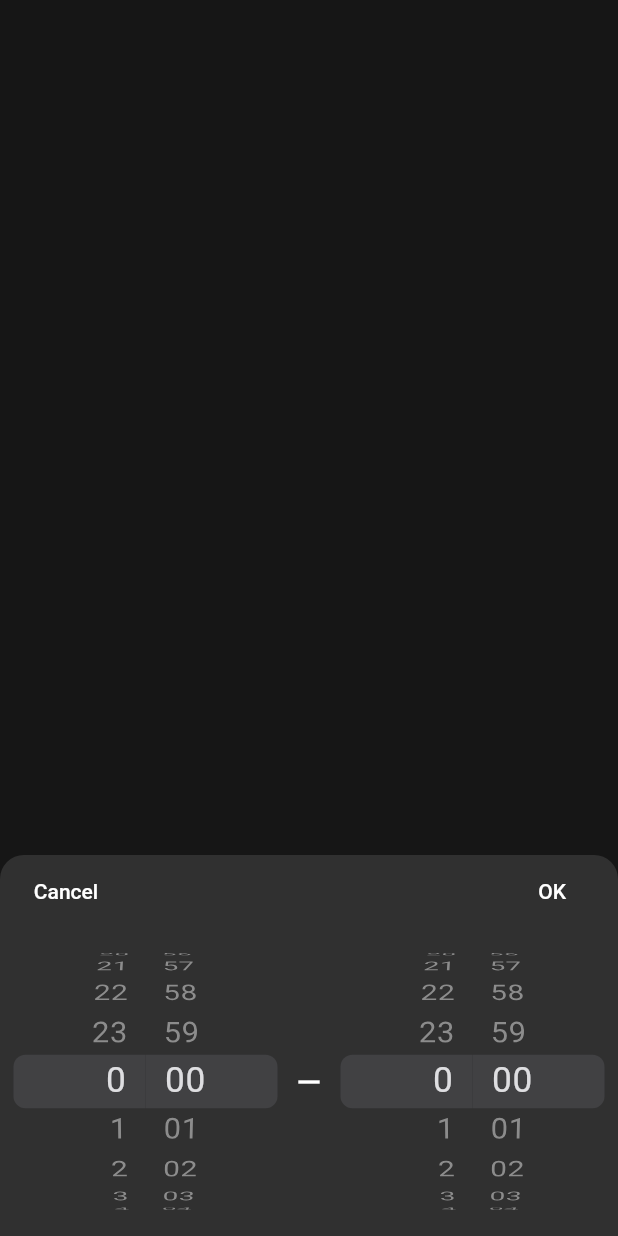
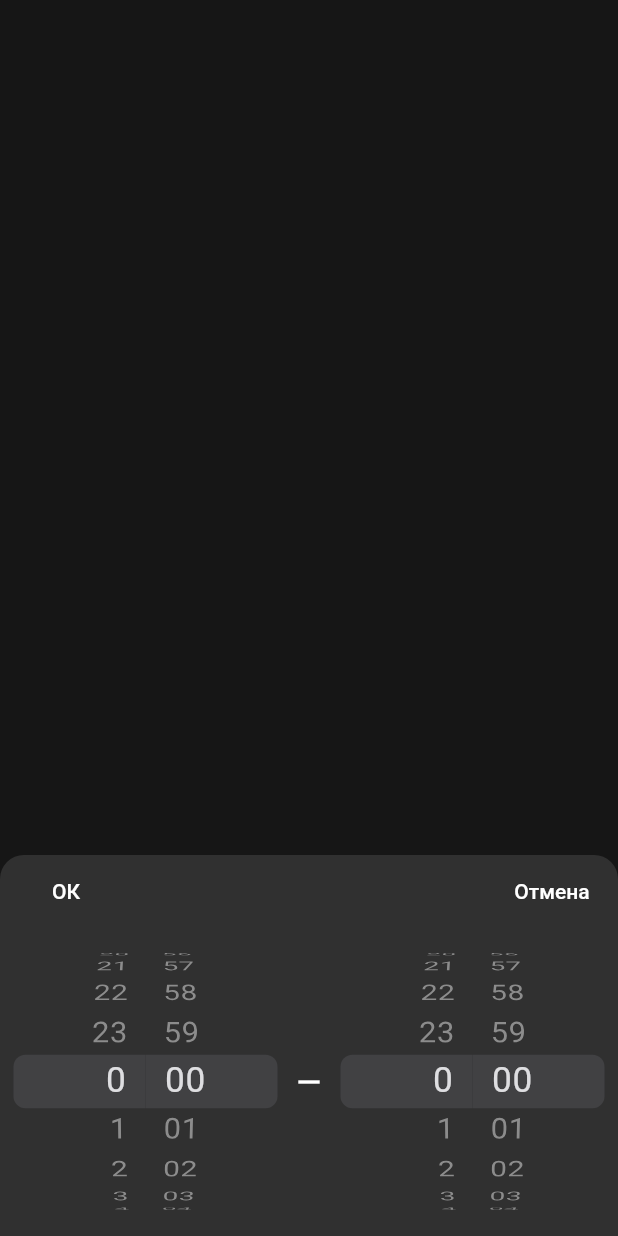
Before and after one commit to Mapkn3/when_home, a Flutter app: what getDateTimeInterval() shows on an empty page, opened directly, on a phone screen of 412 x 824 dp. Run offline on Flutter 3.47's test engine with Material 2 defaults, Android fonts, the phone set to English and light mode, and no system bars; our stand-ins replace get_it, shared_preferences; accounts and stored records are empty; generated files the repository leaves out were written again.

Commit message:
Localize button at time pickers.

```diff
--- a/lib/util.dart
+++ b/lib/util.dart
@@ -66,13 +66,13 @@ Future<DateTime> getTimeFromModalBottomSheet(BuildContext context,
             Row(
               children: <Widget>[
                 FlatButton(
-                  child: Text('Cancel'),
-                  onPressed: () => Navigator.pop(context, cancel),
+                  child: Text('ОК'),
+                  onPressed: () => Navigator.pop(context, ok),
                 ),
                 Spacer(),
                 FlatButton(
-                  child: Text('OK'),
-                  onPressed: () => Navigator.pop(context, ok),
+                  child: Text('Отмена'),
+                  onPressed: () => Navigator.pop(context, cancel),
                 ),
               ],
             ),
@@ -122,12 +122,7 @@ Future<DateTimeInterval> getDateTimeInterval(BuildContext context) async {
             Row(
               children: <Widget>[
                 FlatButton(
-                  child: Text('Cancel'),
-                  onPressed: () => Navigator.pop(context, cancel),
-                ),
-                Spacer(),
-                FlatButton(
-                  child: Text('OK'),
+                  child: Text('ОК'),
                   onPressed: () {
                     if (begin.isAfter(end) || begin.isAtSameMomentAs(end)) {
                       showDialog(
@@ -161,6 +156,11 @@ Future<DateTimeInterval> getDateTimeInterval(BuildContext context) async {
                       Navigator.pop(context, ok);
                     }
                   },
+                ),
+                Spacer(),
+                FlatButton(
+                  child: Text('Отмена'),
+                  onPressed: () => Navigator.pop(context, cancel),
                 ),
               ],
             ),
```
